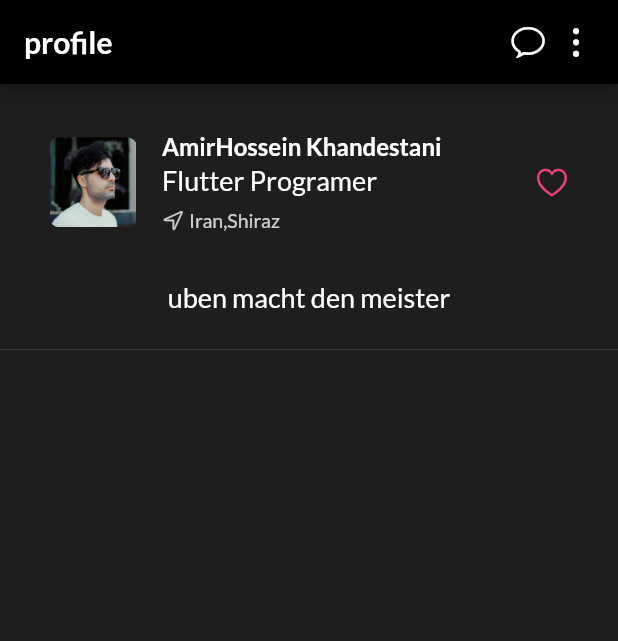
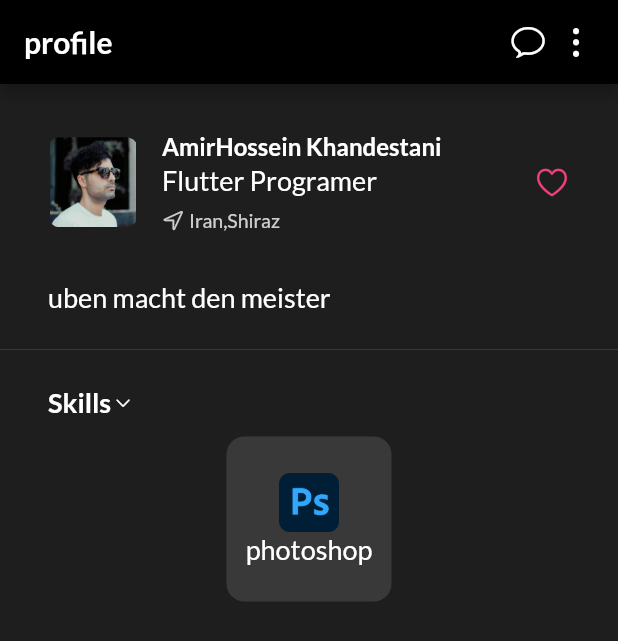
Before and after one commit to amirhosseinkhandestani/flutter_profile_project, a Flutter app: the screen it shows after launch, on a phone screen of 412 x 824 dp. Shown: the top 641 px of the screen. Run offline on Flutter 3.47's test engine with Material 2 defaults, Android fonts, the phone set to English and light mode, and no system bars; our stand-ins replace google_fonts.

Commit message:
initial skill

```diff
--- a/lib/main.dart
+++ b/lib/main.dart
@@ -12,6 +12,7 @@ class MyApp extends StatelessWidget {
   // This widget is the root of your application.
   @override
   Widget build(BuildContext context) {
+    Color surfaceColor = Color(0x0dffffff);
     return MaterialApp(
       title: 'Flutter Demo',
       theme: ThemeData(
@@ -59,6 +60,7 @@ class MyHomePage extends StatelessWidget {
         ],
       ),
       body: Column(
+        crossAxisAlignment: CrossAxisAlignment.start,
         children: [
           Padding(
             padding: const EdgeInsets.all(32),
@@ -95,8 +97,7 @@ class MyHomePage extends StatelessWidget {
                           Icon(
                             CupertinoIcons.location,
                             size: 15,
-                              color:
-                                  Theme.of(context).textTheme.bodySmall!.color,
+                            color: Theme.of(context).textTheme.bodySmall!.color,
                           ),
                           SizedBox(
                             width: 3,
@@ -124,8 +125,56 @@ class MyHomePage extends StatelessWidget {
               style: Theme.of(context).textTheme.bodyMedium,
             ),
           ),
-            Divider()
+          Divider(),
+          Padding(
+            padding: const EdgeInsets.fromLTRB(32, 16, 32, 12),
+            child:
+                Row(crossAxisAlignment: CrossAxisAlignment.center, children: [
+              Text(
+                'Skills',
+                style: Theme.of(context)
+                    .textTheme
+                    .bodyMedium!
+                    .copyWith(fontWeight: FontWeight.bold),
+              ),
+              SizedBox(
+                width: 2,
+              ),
+              Icon(
+                CupertinoIcons.chevron_down,
+                size: 12,
+              )
+            ]),
+          ),
+          Center(
+            child: Wrap(
+              direction: Axis.horizontal,
+              spacing: 8,
+              runSpacing: 8,
+              children: [
+                Container(
+                  width: 110,
+                  height: 110,
+                  decoration: BoxDecoration(
+                      color: Theme.of(context).dividerColor,
+                      borderRadius: BorderRadius.circular(12)),
+                  child: Column(
+                    mainAxisAlignment: MainAxisAlignment.center,
+                    children: [
+                      Image.asset(
+                        'assets/images/app_icon_01.png',
+                        width: 40,
+                        height: 40,
+                      ),
+                      Text('photoshop'),
                     ],
-        ));
+                  ),
+                ),
+              ],
+            ),
+          ),
+        ],
+      ),
+    );
   }
 }
```
Lines whose indentation alone changed are shown as unchanged.
